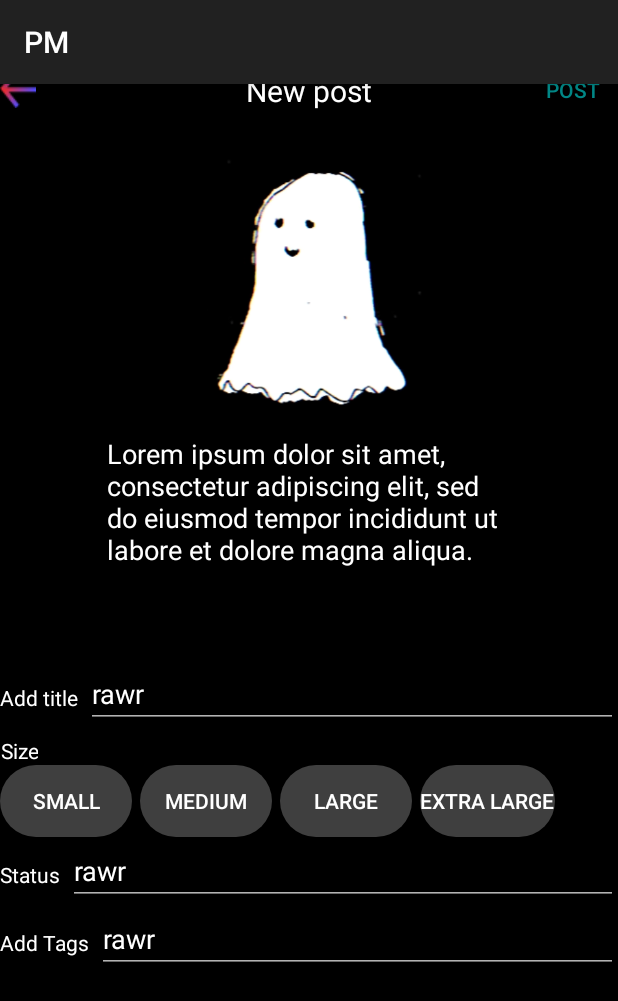
After one commit to Louie-NPC/MArt, an Android app built with Jetpack Compose: the ProductPage screen opened directly, with no data from a screen before it, on a phone screen of 412 x 824 dp. The commit adds this screen. Shown: the top 1001 px of the screen. Run offline under Robolectric (Android 15) with nearby library versions, the phone set to English and light mode, and no system bars.

Commit message:
added minimal product_posting page

```diff
--- /dev/null
+++ b/app/src/main/java/com/example/pm/hatdog_main/ProductPage.kt
@@ -0,0 +1,32 @@
+package com.example.pm.hatdog_main
+
+import android.annotation.SuppressLint
+import android.content.Intent
+import android.os.Bundle
+import androidx.activity.enableEdgeToEdge
+import androidx.appcompat.app.AppCompatActivity
+import androidx.appcompat.widget.AppCompatImageButton
+import androidx.core.view.ViewCompat
+import androidx.core.view.WindowInsetsCompat
+import com.example.pm.R
+
+class ProductPage : AppCompatActivity() {
+
+    private lateinit var homeBackButton: AppCompatImageButton
+
+    @SuppressLint("MissingInflatedId")
+    override fun onCreate(savedInstanceState: Bundle?) {
+        super.onCreate(savedInstanceState)
+        enableEdgeToEdge()
+        setContentView(R.layout.product_posting)
+
+        homeBackButton = findViewById<AppCompatImageButton>(R.id.home_back_button)
+
+        homeBackButton.setOnClickListener{
+            val intent = Intent(this, hatdog_home_page::class.java)
+            startActivity(intent)
+
+        }
+
+    }
+}
--- a/app/src/main/java/com/example/pm/hatdog_main/face_product_template.kt
+++ b/app/src/main/java/com/example/pm/hatdog_main/face_product_template.kt
@@ -25,6 +25,12 @@ class face_product_template : AppCompatActivity() {
 
         OverviewButton = findViewById<AppCompatImageButton>(R.id.overview_button)
         BackArrowProduct = findViewById<AppCompatImageButton>(R.id.back_arrow_product)
+
+        BackArrowProduct.setOnClickListener{ //back to homepage
+            val intent = Intent(this, hatdog_home_page::class.java)
+            startActivity(intent)
+
+        }
 
         OverviewButton.setOnClickListener {
             // First BottomSheetDialog (Overview)
@@ -54,9 +60,5 @@ class face_product_template : AppCompatActivity() {
                 }
 
 
-        BackArrowProduct.setOnClickListener{ //back to homepage
-            val intent = Intent(this, hatdog_home_page::class.java)
-            startActivity(intent)
 
-        }
         }}}
--- a/app/src/main/java/com/example/pm/hatdog_main/hatdog_home_page.kt
+++ b/app/src/main/java/com/example/pm/hatdog_main/hatdog_home_page.kt
@@ -15,7 +15,7 @@ class hatdog_home_page : AppCompatActivity() {
     private lateinit var productTwoButton: AppCompatImageButton
     private lateinit var productThreeButton: AppCompatImageButton
     private lateinit var productFourButton: AppCompatImageButton
-    private lateinit var productFiveButton: AppCompatImageButton
+    private lateinit var productNewButton: AppCompatImageButton
 
 
     override fun onCreate(savedInstanceState: Bundle?) {
@@ -30,7 +30,7 @@ class hatdog_home_page : AppCompatActivity() {
         productTwoButton = findViewById<AppCompatImageButton>(R.id.productTwo)
         productThreeButton = findViewById<AppCompatImageButton>(R.id.productThree)
         productFourButton = findViewById<AppCompatImageButton>(R.id.productFour)
-        productFiveButton = findViewById<AppCompatImageButton>(R.id.productFive)
+        productNewButton = findViewById<AppCompatImageButton>(R.id.new_button)
 
 
         productOneButton.setOnClickListener{
@@ -52,8 +52,8 @@ class hatdog_home_page : AppCompatActivity() {
             startActivity(intent)
 
         }
-        productFiveButton.setOnClickListener{
-            val intent = Intent(this, face_product_template::class.java)
+        productNewButton.setOnClickListener{
+            val intent = Intent(this, ProductPage::class.java)
             startActivity(intent)
 
         }
--- /dev/null
+++ b/app/src/main/res/layout/activity_product_page.xml
@@ -0,0 +1,10 @@
+<?xml version="1.0" encoding="utf-8"?>
+<androidx.constraintlayout.widget.ConstraintLayout xmlns:android="http://schemas.android.com/apk/res/android"
+    xmlns:app="http://schemas.android.com/apk/res-auto"
+    xmlns:tools="http://schemas.android.com/tools"
+    android:id="@+id/main"
+    android:layout_width="match_parent"
+    android:layout_height="match_parent"
+    tools:context=".hatdog_main.ProductPage">
+
+</androidx.constraintlayout.widget.ConstraintLayout>
--- /dev/null
+++ b/app/src/main/res/layout/product_posting.xml
@@ -0,0 +1,259 @@
+<?xml version="1.0" encoding="utf-8"?>
+<androidx.constraintlayout.widget.ConstraintLayout xmlns:android="http://schemas.android.com/apk/res/android"
+    xmlns:tools="http://schemas.android.com/tools"
+    android:layout_width="match_parent"
+    android:layout_height="match_parent"
+    xmlns:app="http://schemas.android.com/apk/res-auto"
+    android:background="@color/black">
+
+    <androidx.constraintlayout.widget.ConstraintLayout
+        android:id="@+id/product_posting_header"
+        android:layout_width="match_parent"
+        android:layout_height="60dp"
+        app:layout_constraintBottom_toBottomOf="parent"
+        app:layout_constraintEnd_toEndOf="parent"
+        app:layout_constraintHorizontal_bias="0.0"
+        app:layout_constraintStart_toStartOf="parent"
+        app:layout_constraintTop_toTopOf="parent"
+        app:layout_constraintVertical_bias="0.0"
+        tools:layout_editor_absoluteX="0dp"
+        tools:layout_editor_absoluteY="-365dp"
+        android:layout_marginTop="30dp">
+
+        <ImageButton
+            android:id="@+id/home_back_button"
+            android:layout_width="wrap_content"
+            android:layout_height="match_parent"
+            android:src="@drawable/arrow"
+            android:background="@android:color/transparent"
+            tools:ignore="MissingConstraints" />
+
+        <Button
+            android:layout_width="60dp"
+            android:layout_height="match_parent"
+            android:background="@android:color/transparent"
+            android:text="POST"
+            android:textColor="@color/teal_700"
+            app:layout_constraintBottom_toBottomOf="parent"
+            app:layout_constraintEnd_toEndOf="parent"
+            app:layout_constraintHorizontal_bias="0.0"
+            app:layout_constraintTop_toTopOf="parent"
+            app:layout_constraintVertical_bias="0.0"
+            />
+
+        <TextView
+            android:layout_width="wrap_content"
+            android:layout_height="wrap_content"
+            app:layout_constraintStart_toStartOf="parent"
+            app:layout_constraintEnd_toEndOf="parent"
+            app:layout_constraintTop_toTopOf="parent"
+            app:layout_constraintBottom_toBottomOf="parent"
+            android:text="New post"
+            android:textColor="@color/white"
+            android:textSize="20dp"
+            />
+
+    </androidx.constraintlayout.widget.ConstraintLayout>
+
+    <ImageView
+        android:id="@+id/product_image"
+        android:layout_width="wrap_content"
+        android:layout_height="200dp"
+
+        android:src="@drawable/placeholder"
+        app:layout_constraintEnd_toEndOf="parent"
+        app:layout_constraintStart_toStartOf="parent"
+        app:layout_constraintTop_toBottomOf="@id/product_posting_header" />
+
+    <ScrollView
+        android:id="@+id/product_desc"
+        android:layout_width="270dp"
+        android:layout_height="150dp"
+        app:layout_constraintEnd_toEndOf="parent"
+        app:layout_constraintStart_toStartOf="parent"
+        app:layout_constraintTop_toBottomOf="@id/product_image">
+
+        <EditText
+            android:layout_width="match_parent"
+            android:layout_height="match_parent"
+            android:text="@string/placeholder"
+            android:textColor="@color/white"
+            android:background="@android:color/transparent"/>
+    </ScrollView>
+
+    <androidx.constraintlayout.widget.ConstraintLayout
+        android:id="@+id/product_title_header"
+        android:layout_width="match_parent"
+        android:layout_height="40dp"
+
+        app:layout_constraintEnd_toEndOf="parent"
+        app:layout_constraintStart_toStartOf="parent"
+        app:layout_constraintTop_toBottomOf="@id/product_desc"
+        android:layout_marginTop="5dp">
+
+        <TextView
+            android:id="@+id/title_desc_head"
+            android:layout_width="wrap_content"
+            android:layout_height="match_parent"
+            android:text="Add title"
+
+            android:textColor="@color/white"
+            android:gravity="center"/>
+
+        <EditText
+            android:id="@+id/edit_title_desc"
+            android:layout_width="0dp"
+            android:layout_height="match_parent"
+            android:text="rawr"
+            android:textColor="@color/white"
+
+            app:layout_constraintStart_toEndOf="@id/title_desc_head"
+            app:layout_constraintEnd_toEndOf="parent"
+            app:layout_constraintTop_toTopOf="parent"
+            app:layout_constraintBottom_toBottomOf="parent"
+            android:layout_marginLeft="5dp"/>
+
+    </androidx.constraintlayout.widget.ConstraintLayout>
+
+    <androidx.constraintlayout.widget.ConstraintLayout
+        android:id="@+id/product_size_header"
+        android:layout_width="match_parent"
+        android:layout_height="wrap_content"
+
+        app:layout_constraintEnd_toEndOf="parent"
+        app:layout_constraintStart_toStartOf="parent"
+        app:layout_constraintTop_toBottomOf="@id/product_title_header"
+        android:layout_marginTop="5dp">
+
+        <TextView
+            android:id="@+id/size_desc_head"
+            android:layout_width="wrap_content"
+            android:layout_height="match_parent"
+            android:text="Size"
+
+            android:textColor="@color/white"
+            android:gravity="center"/>
+
+        <Button
+            android:id="@+id/small_button"
+            android:layout_width="wrap_content"
+            android:layout_height="wrap_content"
+            app:layout_constraintTop_toBottomOf="@id/size_desc_head"
+            app:layout_constraintStart_toStartOf="parent"
+            android:text="Small"
+            android:background="@drawable/rounded_gray"
+            android:textColor="@color/white"
+            />
+
+        <Button
+            android:id="@+id/medium_button"
+            android:layout_width="wrap_content"
+            android:layout_height="wrap_content"
+            app:layout_constraintTop_toBottomOf="@id/size_desc_head"
+            app:layout_constraintStart_toEndOf="@id/small_button"
+            android:layout_marginLeft="5dp"
+            android:text="Medium"
+            android:background="@drawable/rounded_gray"
+            android:textColor="@color/white"
+            />
+
+        <Button
+            android:id="@+id/large_button"
+            android:layout_width="wrap_content"
+            android:layout_height="wrap_content"
+            app:layout_constraintTop_toBottomOf="@id/size_desc_head"
+            app:layout_constraintStart_toEndOf="@id/medium_button"
+            android:layout_marginLeft="5dp"
+            android:text="Large"
+            android:background="@drawable/rounded_gray"
+            android:textColor="@color/white"
+            />
+
+        <Button
+            android:id="@+id/extra_large_button"
+            android:layout_width="wrap_content"
+            android:layout_height="wrap_content"
+            app:layout_constraintTop_toBottomOf="@id/size_desc_head"
+            app:layout_constraintStart_toEndOf="@id/large_button"
+            android:layout_marginLeft="5dp"
+            android:text="Extra Large"
+            android:background="@drawable/rounded_gray"
+            android:textColor="@color/white"
+            />
+
+    </androidx.constraintlayout.widget.ConstraintLayout>
+
+    <androidx.constraintlayout.widget.ConstraintLayout
+        android:id="@+id/product_status_header"
+        android:layout_width="match_parent"
+        android:layout_height="40dp"
+
+        app:layout_constraintEnd_toEndOf="parent"
+        app:layout_constraintStart_toStartOf="parent"
+        app:layout_constraintTop_toBottomOf="@id/product_size_header"
+        android:layout_marginTop="5dp">
+
+        <TextView
+            android:id="@+id/status_desc_head"
+            android:layout_width="wrap_content"
+            android:layout_height="match_parent"
+            android:text="Status"
+
+            android:textColor="@color/white"
+            android:gravity="center"
+            tools:ignore="MissingConstraints" />
+
+        <EditText
+            android:id="@+id/edit_status_desc"
+            android:layout_width="0dp"
+            android:layout_height="match_parent"
+            android:text="rawr"
+            android:textColor="@color/white"
+
+            app:layout_constraintStart_toEndOf="@id/status_desc_head"
+            app:layout_constraintEnd_toEndOf="parent"
+            app:layout_constraintTop_toTopOf="parent"
+            app:layout_constraintBottom_toBottomOf="parent"
+            android:layout_marginLeft="5dp"/>
+
+    </androidx.constraintlayout.widget.ConstraintLayout>
+
+    <androidx.constraintlayout.widget.ConstraintLayout
+        android:id="@+id/products_tags_header"
+        android:layout_width="match_parent"
+        android:layout_height="40dp"
+
+        app:layout_constraintEnd_toEndOf="parent"
+        app:layout_constraintStart_toStartOf="parent"
+        app:layout_constraintTop_toBottomOf="@id/product_status_header"
+        android:layout_marginTop="5dp">
+
+        <TextView
+            android:id="@+id/tag_desc_head"
+            android:layout_width="wrap_content"
+            android:layout_height="match_parent"
+            android:text="Add Tags"
+
+            android:textColor="@color/white"
+            android:gravity="center"
+            tools:ignore="MissingConstraints" />
+
+        <EditText
+            android:id="@+id/edit_tags_desc"
+            android:layout_width="0dp"
+            android:layout_height="match_parent"
+            android:text="rawr"
+            android:textColor="@color/white"
+
+            app:layout_constraintStart_toEndOf="@id/tag_desc_head"
+            app:layout_constraintEnd_toEndOf="parent"
+            app:layout_constraintTop_toTopOf="parent"
+            app:layout_constraintBottom_toBottomOf="parent"
+            android:layout_marginLeft="5dp"/>
+
+    </androidx.constraintlayout.widget.ConstraintLayout>
+
+
+
+
+</androidx.constraintlayout.widget.ConstraintLayout>
```
Also changed, not shown: app/src/main/AndroidManifest.xml (+6 -2 lines).
